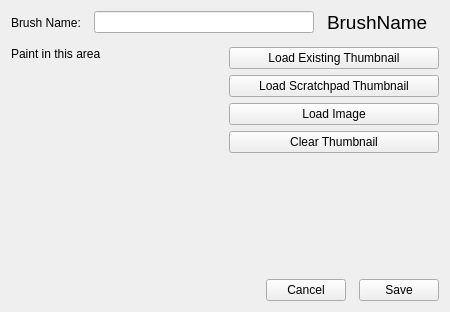
Above: libs/ui/forms/wdgsavebrushpreset.ui from KDE/krita before the change. Below: the same form after it.
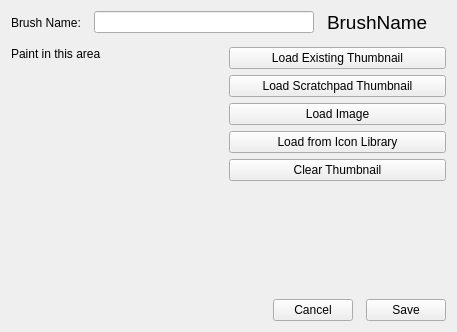
That is the form after the change. Custom widgets are drawn as their Qt base class.

Commit message: Initial commit preset icon library

Patch:
```diff
--- a/libs/ui/forms/wdgsavebrushpreset.ui
+++ b/libs/ui/forms/wdgsavebrushpreset.ui
@@ -6,8 +6,8 @@
    <rect>
     <x>0</x>
     <y>0</y>
-    <width>450</width>
-    <height>312</height>
+    <width>457</width>
+    <height>332</height>
    </rect>
   </property>
   <property name="sizePolicy">
@@ -154,6 +154,13 @@
            </property>
           </widget>
          </item>
+         <item>
+          <widget class="QPushButton" name="loadIconLibraryThumbnailButton">
+           <property name="text">
+            <string>Load from Icon Library</string>
+           </property>
+          </widget>
+         </item>
          <item>
           <widget class="QPushButton" name="clearBrushPresetThumbnailButton">
            <property name="text">
```
The commit also changes 18 other files.
